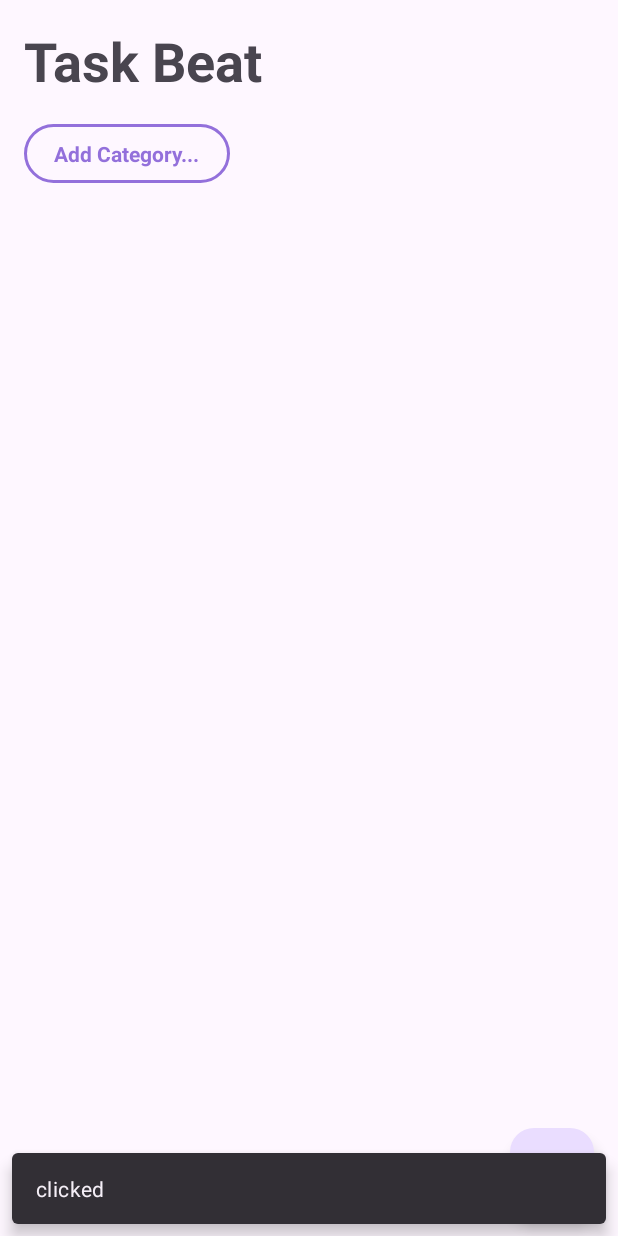
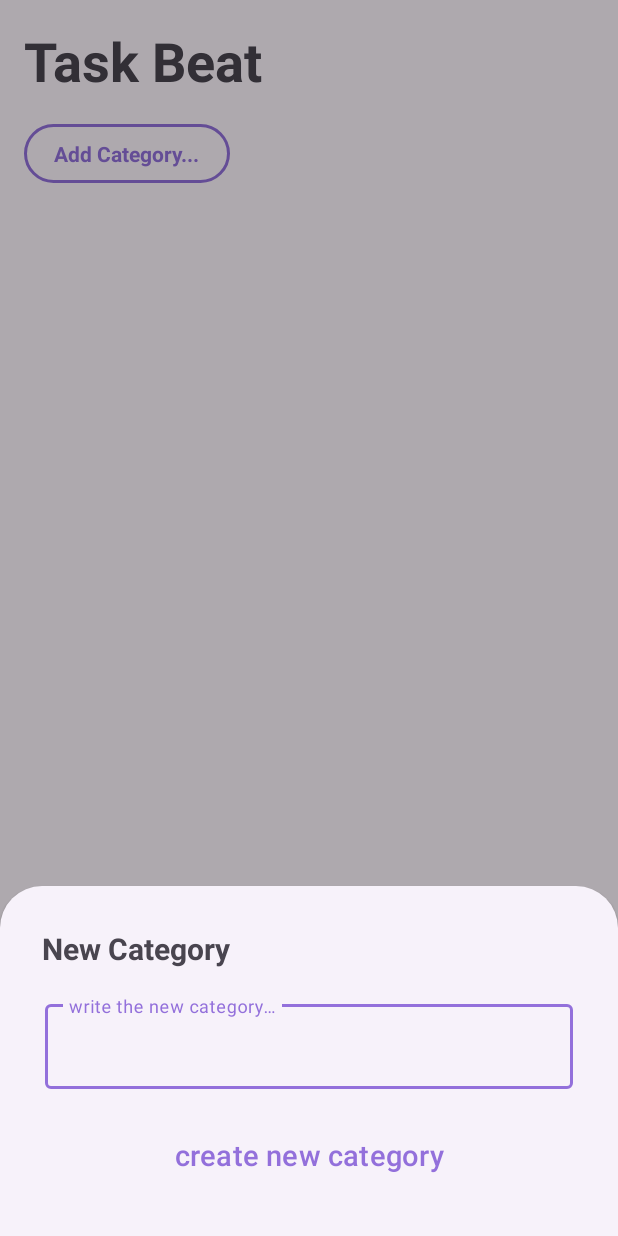
Before and after one commit to maumauriciog/LearnTasks, an Android app: the screen it shows after launch (MainActivity), after a tap on "Add Category...", on a phone screen of 412 x 824 dp. Run offline under Robolectric (Android 15) with nearby library versions, the phone set to English and light mode, and no system bars; our stand-ins replace Room's generated code.

Commit message:
update MainActivity. Create button for add category v4

```diff
--- /dev/null
+++ b/app/src/main/java/com/devspace/taskbeats/CategoryBottonSheet.kt
@@ -0,0 +1,32 @@
+package com.devspace.taskbeats
+
+import android.os.Bundle
+import android.view.LayoutInflater
+import android.view.View
+import android.view.ViewGroup
+import android.widget.Button
+import android.widget.TextView
+import com.google.android.material.bottomsheet.BottomSheetDialogFragment
+
+class CategoryBottSheet(
+    private val onClicked: (String) -> Unit
+) : BottomSheetDialogFragment() {
+
+    override fun onCreateView(
+        inflater: LayoutInflater,
+        container: ViewGroup?,
+        savedInstanceState: Bundle?
+    ): View? {
+        val view = inflater.inflate(R.layout.category_botton_sheet, container, false)
+
+        val tvNewCategory = view.findViewById<TextView>(R.id.tiv_New_Category)
+        val btnCreateCategory = view.findViewById<Button>(R.id.btn_CreateCategory)
+
+        btnCreateCategory.setOnClickListener {
+            val nameCategory = tvNewCategory.text.toString()
+            onClicked.invoke(nameCategory)
+            dismiss()
+        }
+        return view
+    }
+}
--- a/app/src/main/java/com/devspace/taskbeats/CategoryDAO.kt
+++ b/app/src/main/java/com/devspace/taskbeats/CategoryDAO.kt
@@ -11,5 +11,8 @@ interface CategoryDAO {
     fun getAll(): List<CategoryEntity>
 
     @Insert(onConflict = OnConflictStrategy.REPLACE)
-    fun insert(categoryEntity: List<CategoryEntity>)
+    fun insertAll(categoryEntity: List<CategoryEntity>)
+
+    @Insert(onConflict = OnConflictStrategy.REPLACE)
+    fun insert(categoryEntity: CategoryEntity)
 }
--- a/app/src/main/java/com/devspace/taskbeats/MainActivity.kt
+++ b/app/src/main/java/com/devspace/taskbeats/MainActivity.kt
@@ -6,16 +6,18 @@ import androidx.appcompat.app.AppCompatActivity
 import android.os.Bundle
 import androidx.recyclerview.widget.RecyclerView
 import androidx.room.Room
-import com.google.android.material.snackbar.Snackbar
+import com.google.android.material.floatingactionbutton.FloatingActionButton
 import kotlinx.coroutines.DelicateCoroutinesApi
 import kotlinx.coroutines.Dispatchers
 import kotlinx.coroutines.GlobalScope
 import kotlinx.coroutines.launch
 
 class MainActivity : AppCompatActivity() {
-
     private var categories = listOf<CategoryUiData>()
     private var tasks = listOf<TaskUiData>()
+
+    private val categoryAdapter = CategoryListAdapter()
+    private val taskAdapter = TaskListAdapter()
 
     private val database by lazy {
         Room.databaseBuilder(
@@ -36,13 +38,32 @@ class MainActivity : AppCompatActivity() {
 
         val rvCategory = findViewById<RecyclerView>(R.id.rv_categories)
         val rvTask = findViewById<RecyclerView>(R.id.rv_tasks)
+        val btnFab = findViewById<FloatingActionButton>(R.id.fab)
 
-        val taskAdapter = TaskListAdapter()
-        val categoryAdapter = CategoryListAdapter()
+        btnFab.setOnClickListener {
+            val taskButShet = TaskBotSheet(
+                categories
+            ) { taskToBeCreated ->
+                val newTask = TaskEntity(
+                    nameTask = taskToBeCreated.name,
+                    nameCategory = taskToBeCreated.category
+                )
+                insertTaskDb(newTask)
+            }
+
+            taskButShet.show(supportFragmentManager, "taskBoo")
+        }
 
         categoryAdapter.setOnClickListener { selected ->
             if (selected.name == "Add Category...") {
-                Snackbar.make(rvCategory, "clicked", Snackbar.LENGTH_LONG).show()
+                val categoryBottSheet = CategoryBottSheet { categoryCreated ->
+                    val insFromDB = CategoryEntity(
+                        name = categoryCreated,
+                        isSelected = false
+                    )
+                    insertCategory(insFromDB)
+                }
+                categoryBottSheet.show(supportFragmentManager, "categoryBott")
             } else {
                 val categoryTemp = categories.map { item ->
                     when {
@@ -63,13 +84,13 @@ class MainActivity : AppCompatActivity() {
         }
 
         rvCategory.adapter = categoryAdapter
-        getCategories(categoryAdapter)
+        getCategories()
         rvTask.adapter = taskAdapter
-        getTasks(taskAdapter)
+        getTasks()
     }
 
     //get categories
-    private fun getCategories(adapter: CategoryListAdapter) {
+    private fun getCategories() {
         GlobalScope.launch(Dispatchers.IO) {
             val getCategories: List<CategoryEntity> = categoryDao.getAll()
             val uICategories = getCategories.map {
@@ -86,13 +107,13 @@ class MainActivity : AppCompatActivity() {
             )
             GlobalScope.launch(Dispatchers.Main) {
                 categories = uICategories
-                adapter.submitList(uICategories)
+                categoryAdapter.submitList(uICategories)
             }
         }
     }
 
     //get all tasks from database
-    private fun getTasks(adapter: TaskListAdapter) {
+    private fun getTasks() {
         GlobalScope.launch(Dispatchers.IO) {
             val getFromDbTasks: List<TaskEntity> = taskDao.getAll()
             val insAdpTasks = getFromDbTasks.map {
@@ -103,8 +124,23 @@ class MainActivity : AppCompatActivity() {
             }
             GlobalScope.launch(Dispatchers.Main) {
                 tasks = insAdpTasks
-                adapter.submitList(insAdpTasks)
+                taskAdapter.submitList(insAdpTasks)
             }
         }
     }
+
+    //insert in database
+    private fun insertCategory(categoryEntity: CategoryEntity) {
+        GlobalScope.launch(Dispatchers.IO) {
+            categoryDao.insert(categoryEntity)
+            getCategories()
+        }
+    }
+
+    private fun insertTaskDb (taskEntity: TaskEntity){
+        GlobalScope.launch(Dispatchers.IO){
+            taskDao.insert(taskEntity)
+            getTasks()
+        }
+    }
 }
--- a/app/src/main/java/com/devspace/taskbeats/TaskDAO.kt
+++ b/app/src/main/java/com/devspace/taskbeats/TaskDAO.kt
@@ -11,5 +11,8 @@ interface TaskDAO {
     fun getAll(): List<TaskEntity>
 
     @Insert(onConflict = OnConflictStrategy.REPLACE)
-    fun insert(taskEntity: List<TaskEntity>)
+    fun insertAll(taskEntity: List<TaskEntity>)
+
+    @Insert(onConflict = OnConflictStrategy.REPLACE)
+    fun insert(taskEntity: TaskEntity)
 }
--- /dev/null
+++ b/app/src/main/res/layout/category_botton_sheet.xml
@@ -0,0 +1,42 @@
+<?xml version="1.0" encoding="utf-8"?>
+<LinearLayout xmlns:android="http://schemas.android.com/apk/res/android"
+    android:layout_width="match_parent"
+    android:layout_height="match_parent"
+    android:orientation="vertical"
+    android:padding="10dp">
+
+
+    <TextView
+        android:id="@+id/tv_TitleCategory"
+        android:layout_width="wrap_content"
+        android:layout_height="wrap_content"
+        android:layout_margin="18dp"
+        android:text="@string/new_category"
+        android:textSize="20sp"
+        android:textStyle="bold" />
+
+
+    <com.google.android.material.textfield.TextInputLayout
+        android:layout_width="match_parent"
+        android:layout_height="wrap_content"
+        android:layout_marginStart="20sp"
+        android:layout_marginEnd="20sp">
+
+        <com.google.android.material.textfield.TextInputEditText
+            android:id="@+id/tiv_New_Category"
+            android:layout_width="match_parent"
+            android:hint="@string/write_the_new_category"
+            android:layout_height="wrap_content"/>
+    </com.google.android.material.textfield.TextInputLayout>
+
+    <Button
+        android:id="@+id/btn_CreateCategory"
+        android:textSize="19sp"
+        android:text="@string/create_new_category"
+        android:layout_width="match_parent"
+        android:layout_height="wrap_content"
+        android:layout_margin="20sp">
+    </Button>
+
+
+</LinearLayout>
--- a/app/src/main/res/values/strings.xml
+++ b/app/src/main/res/values/strings.xml
@@ -1,4 +1,12 @@
 <resources>
     <string name="app_name">TaskBeats</string>
     <string name="home_title">Task Beat</string>
+
+
+    <string name="new_category">New Category</string>
+    <string name="create_new_category">create new category</string>
+    <string name="write_the_new_category">write the new category…</string>
+
+    <string name="new_task">New Task</string>
+    <string name="create_new_tarefa">create new tarefa</string>
 </resources>
```
Also changed, not shown: app/src/main/java/com/devspace/taskbeats/TaskBotSheet.kt (added, +73 -0 lines), app/src/main/res/layout/task_botton_sheet.xml (added, +44 -0 lines), 1 other file.
